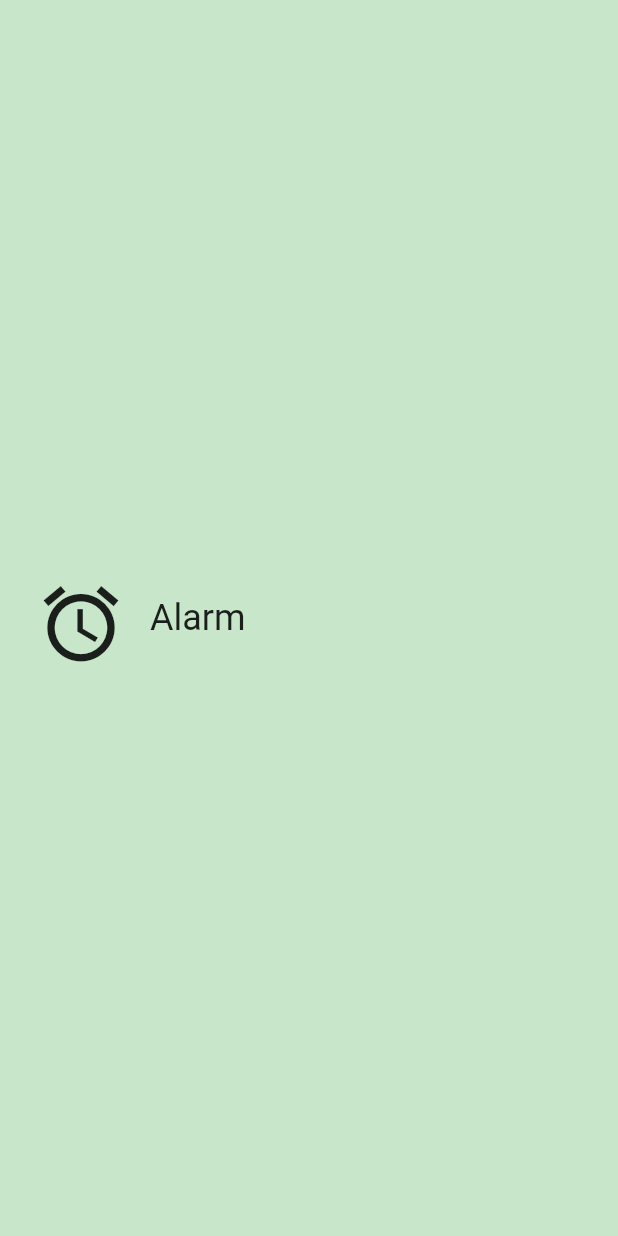
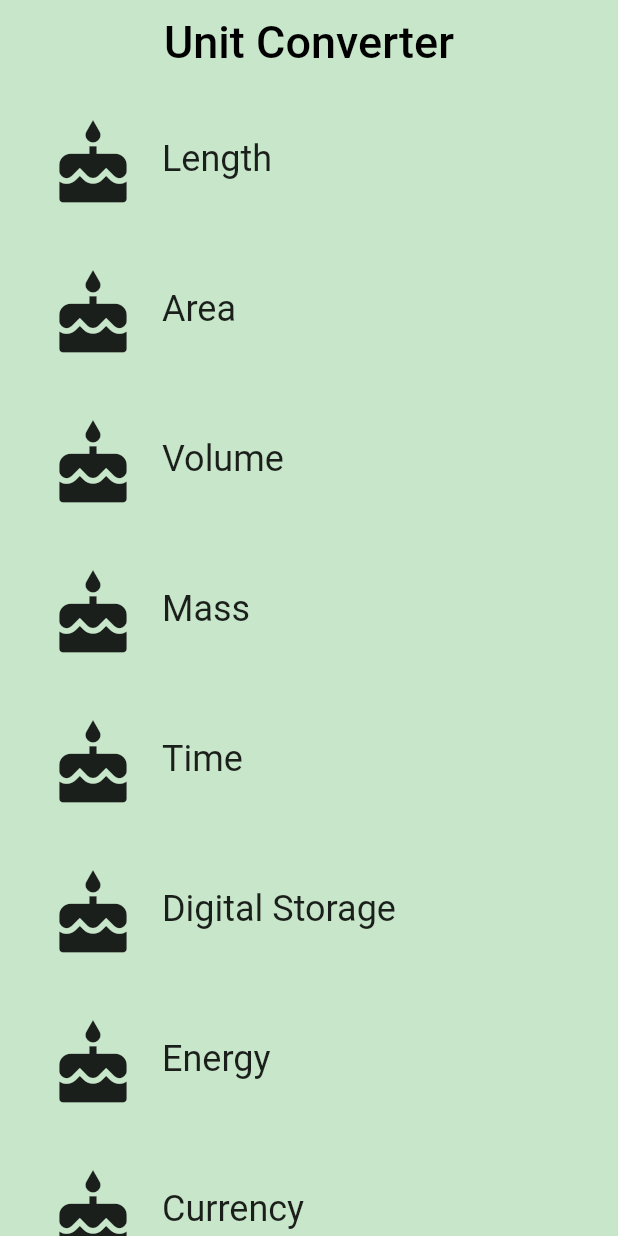
Before and after one commit to vindeolal/udacity_course, a Flutter app: the screen it shows after launch, on a phone screen of 412 x 824 dp. Run offline on Flutter 3.47's test engine with Material 2 defaults, Android fonts, the phone set to English and light mode, and no system bars.

Commit message:
CategoryRoute Widget added

```diff
--- /dev/null
+++ b/lib/CategoryRoute.dart
@@ -0,0 +1,70 @@
+import 'package:flutter/material.dart';
+
+import 'Category.dart';
+
+class CategoryRoute extends StatelessWidget {
+  @override
+  Widget build(BuildContext context) {
+    List<Category> categories = [
+      Category(
+        icon: Icons.cake,
+        name: 'Length',
+        color: Colors.teal,
+      ),
+      Category(
+        icon: Icons.cake,
+        name: 'Area',
+        color: Colors.orange,
+      ),
+      Category(
+        icon: Icons.cake,
+        name: 'Volume',
+        color: Colors.pinkAccent,
+      ),
+      Category(
+        icon: Icons.cake,
+        name: 'Mass',
+        color: Colors.blueAccent,
+      ),
+      Category(
+        icon: Icons.cake,
+        name: 'Time',
+        color: Colors.yellow,
+      ),
+      Category(
+        icon: Icons.cake,
+        name: 'Digital Storage',
+        color: Colors.greenAccent,
+      ),
+      Category(
+        icon: Icons.cake,
+        name: 'Energy',
+        color: Colors.purpleAccent,
+      ),
+      Category(
+        icon: Icons.cake,
+        name: 'Currency',
+        color: Colors.red,
+      ),
+    ];
+
+    return Scaffold(
+        appBar: AppBar(
+          backgroundColor: Colors.green[100],
+          elevation: 0,
+          centerTitle: true,
+          title: Text(
+            "Unit Converter",
+            style: TextStyle(color: Colors.black, fontSize: 30),
+          ),
+        ),
+        body: Container(
+          color: Colors.green[100],
+          padding: EdgeInsets.symmetric(horizontal: 8.0),
+          child: ListView.builder(
+            itemBuilder: (context, index) => categories[index],
+            itemCount: categories.length,
+          ),
+        ));
+  }
+}
--- a/lib/main.dart
+++ b/lib/main.dart
@@ -1,6 +1,6 @@
 import 'package:flutter/material.dart';
 
-import 'Category.dart';
+import 'CategoryRoute.dart';
 
 void main() => runApp(UnitConverterApp());
 
@@ -10,15 +10,7 @@ class UnitConverterApp extends StatelessWidget {
     return MaterialApp(
       debugShowCheckedModeBanner: false,
       title: 'Unit Converter',
-      home: Scaffold(
-        backgroundColor: Colors.green[100],
-        body: Center(
-          child: Category(
-              icon: Icons.access_alarm,
-              color: Colors.green,
-              name: "Alarm"),
-        ),
-      ),
+      home: CategoryRoute(),
     );
   }
 }
```
